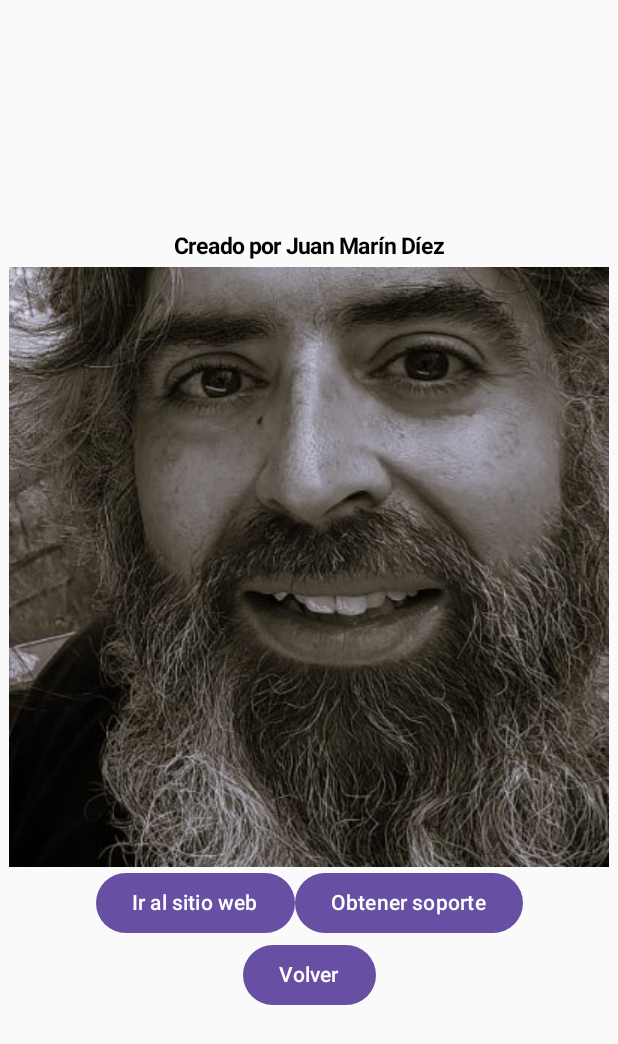
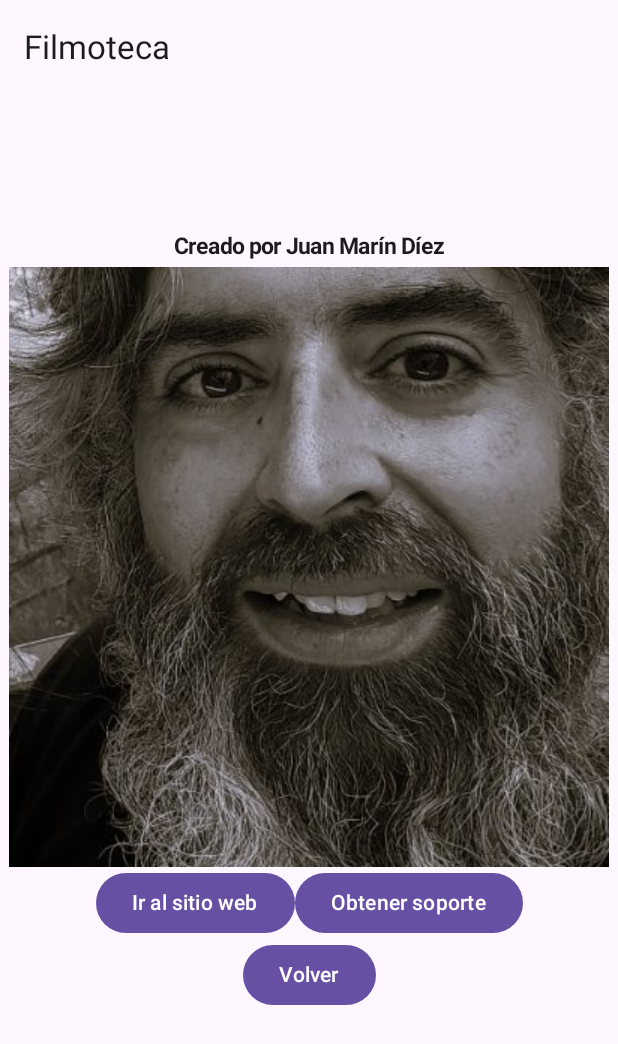
Before and after one commit to juan-marin-diez/filmoteca, an Android app built with Jetpack Compose: the AboutScreen screen opened through its navigation route, after a tap on "Obtener soporte", on a phone screen of 412 x 824 dp. Shown: the top 1044 px of the screen. Run offline under Robolectric (Android 15) with nearby library versions, the phone set to English and light mode, and no system bars; missing, so only their content is drawn: FilmotecaTheme.

Commit message:
Implemetnación topAppBar y corrección about screen (ej 12)

```diff
--- a/app/src/main/AndroidManifest.xml
+++ b/app/src/main/AndroidManifest.xml
@@ -15,14 +15,13 @@
         <activity
             android:name=".ui.screens.MainActivity"
             android:exported="true"
-            android:label="@string/app_name"
             android:theme="@style/Theme.Filmoteca">
             <intent-filter>
                 <action android:name="android.intent.action.MAIN" />
-
                 <category android:name="android.intent.category.LAUNCHER" />
+                <action android:name="android.intent.action.SENDTO" />
+                <data android:scheme="*" />
             </intent-filter>
         </activity>
     </application>
-
 </manifest>
--- a/app/src/main/java/com/campusdigitalfp/filmoteca/ui/screens/AboutScreen.kt
+++ b/app/src/main/java/com/campusdigitalfp/filmoteca/ui/screens/AboutScreen.kt
@@ -1,5 +1,6 @@
 package com.campusdigitalfp.filmoteca.ui.screens
 
+import android.annotation.SuppressLint
 import android.content.Context
 import android.content.Intent
 import android.net.Uri
@@ -11,6 +12,7 @@ import androidx.compose.foundation.layout.Row
 import androidx.compose.foundation.layout.fillMaxSize
 import androidx.compose.foundation.layout.padding
 import androidx.compose.material3.Button
+import androidx.compose.material3.Scaffold
 import androidx.compose.material3.Text
 import androidx.compose.runtime.Composable
 import androidx.compose.ui.Alignment
@@ -24,14 +26,15 @@ import androidx.compose.ui.unit.sp
 import androidx.navigation.NavHostController
 import com.campusdigitalfp.filmoteca.R
 
+@SuppressLint("UnusedMaterial3ScaffoldPaddingParameter")
 @Composable
 fun AboutScreen(navController: NavHostController) {
-    AboutScreenContent(navController)
-}
-
-
-fun showToast(context: Context, message: String) {
-    Toast.makeText(context, message, Toast.LENGTH_SHORT).show()
+    Scaffold(
+        modifier = Modifier.fillMaxSize(),
+        topBar = {
+            AppBar(showNavigationButton = false, navController = navController)
+        },
+    ) { AboutScreenContent(navController) }
 }
 
 fun abrirPaginaWeb(url: String, context: Context) {
@@ -47,12 +50,11 @@ fun mandarEmail(context: Context, email: String, asunto: String) {
         putExtra(Intent.EXTRA_SUBJECT, asunto)
     }
 
-    // Verifica si hay una aplicación que puede manejar el Intent
-    if (intent.resolveActivity(context.packageManager) != null) {
+    try {
         context.startActivity(intent)
     }
-    else {
-        showToast(context, "No hay ninguna aplicación de correo")
+    catch(e: Exception) {
+        Toast.makeText(context, "No hay ninguna aplicación de correo", Toast.LENGTH_SHORT).show()
     }
 }
 
--- a/app/src/main/java/com/campusdigitalfp/filmoteca/ui/screens/FilmListScreen.kt
+++ b/app/src/main/java/com/campusdigitalfp/filmoteca/ui/screens/FilmListScreen.kt
@@ -1,9 +1,11 @@
 package com.campusdigitalfp.filmoteca.ui.screens
 
+import android.annotation.SuppressLint
 import androidx.compose.foundation.layout.Arrangement
 import androidx.compose.foundation.layout.Column
 import androidx.compose.foundation.layout.fillMaxSize
 import androidx.compose.material3.Button
+import androidx.compose.material3.Scaffold
 import androidx.compose.material3.Text
 import androidx.compose.runtime.Composable
 import androidx.compose.ui.Alignment
@@ -14,9 +16,15 @@ import com.campusdigitalfp.filmoteca.R
 import com.campusdigitalfp.filmoteca.navigation.Screens
 
 
+@SuppressLint("UnusedMaterial3ScaffoldPaddingParameter")
 @Composable
 fun FilmListScreen(navController: NavHostController) {
-    FilmListScreenContent(navController)
+    Scaffold(
+        modifier = Modifier.fillMaxSize(),
+        topBar = {
+            AppBar(showNavigationButton = false, navController = navController)
+        },
+    ) { FilmListScreenContent(navController) }
 }
 
 @Composable
--- /dev/null
+++ b/app/src/main/java/com/campusdigitalfp/filmoteca/ui/screens/MiscComponents.kt
@@ -0,0 +1,32 @@
+package com.campusdigitalfp.filmoteca.ui.screens
+
+import androidx.compose.material.icons.Icons
+import androidx.compose.material.icons.automirrored.filled.ArrowBack
+import androidx.compose.material3.ExperimentalMaterial3Api
+import androidx.compose.material3.Icon
+import androidx.compose.material3.IconButton
+import androidx.compose.material3.Text
+import androidx.compose.material3.TopAppBar
+import androidx.compose.runtime.Composable
+import androidx.compose.ui.res.stringResource
+import androidx.navigation.NavHostController
+import com.campusdigitalfp.filmoteca.R
+
+@OptIn(ExperimentalMaterial3Api::class)
+@Composable
+fun AppBar(showNavigationButton: Boolean, navController: NavHostController)
+{
+    TopAppBar(
+        title = { Text(stringResource(R.string.app_name)) },
+        navigationIcon = {
+            if (showNavigationButton) {
+                IconButton(onClick = { navController.popBackStack() }) {
+                    Icon(
+                        imageVector = Icons.AutoMirrored.Filled.ArrowBack,
+                        contentDescription = "Go back"
+                    )
+                }
+            }
+        }
+    )
+}
```
Also changed, not shown: app/src/main/java/com/campusdigitalfp/filmoteca/ui/screens/FilmDataScreen.kt (+10 -1 lines), app/src/main/java/com/campusdigitalfp/filmoteca/ui/screens/FilmEditScreen.kt (+9 -1 lines).
